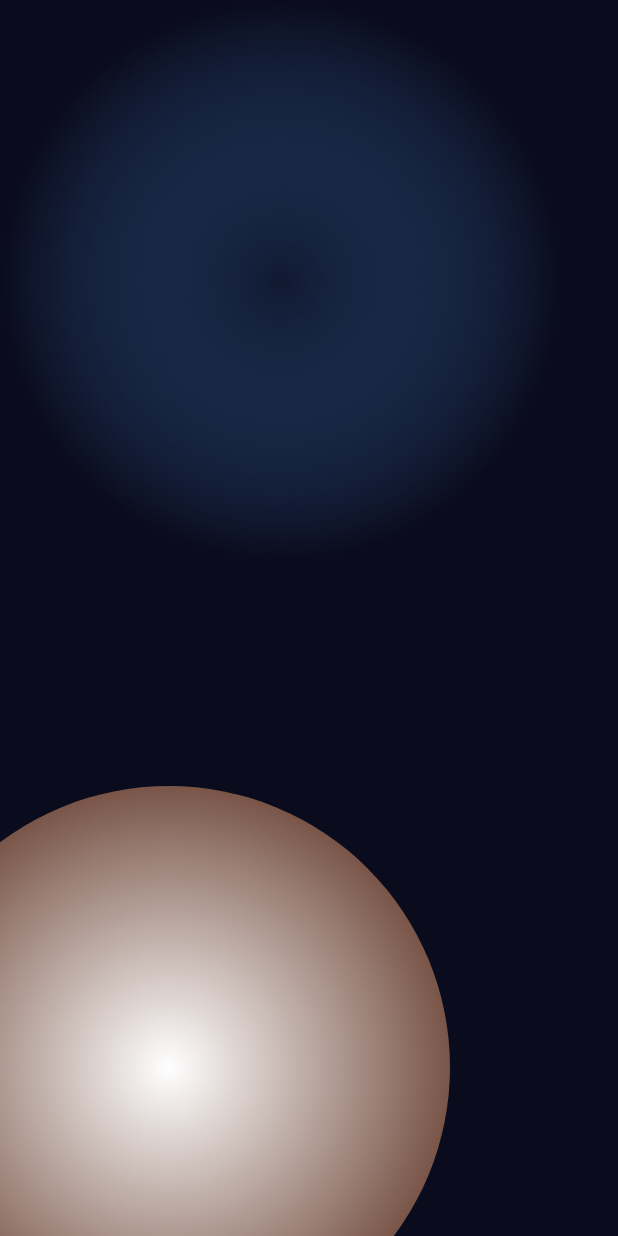
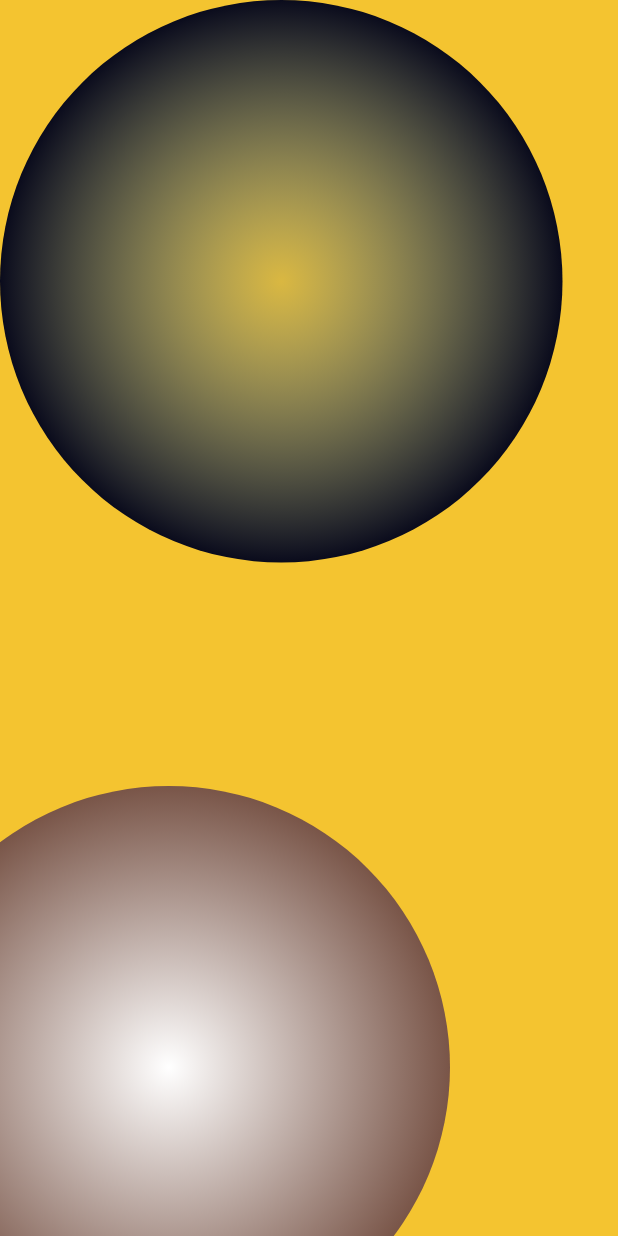
Before and after one commit to macdipu/Flutter-Clean-Architecture-Getx, a Flutter app: the CommonBackground screen opened directly, on a phone screen of 412 x 824 dp. Run offline on Flutter 3.47's test engine with Material 3 defaults, Android fonts, the phone set to English and light mode, and no system bars; our stand-ins replace dartz, dio, equatable, flutter_dotenv, flutter_secure_storage, flutter_svg and 4 more; accounts and stored records are empty.

Commit message:
Refactor theme color management to use AdaptiveColor and AppColors for improved maintainability and adaptive support

```diff
--- a/lib/core/presentation/theme/color_schemes.dart
+++ b/lib/core/presentation/theme/color_schemes.dart
@@ -1,144 +1,401 @@
 import 'package:flutter/material.dart';
 
-/// App Color Constants for Light and Dark Themes
-class AppColorConstants {
-  // Singleton instance
-  static final AppColorConstants _instance = AppColorConstants._internal();
+// =========================================================
+// ADAPTIVE COLOR CLASS
+// =========================================================
 
-  // Factory constructor returns the same instance
-  factory AppColorConstants() => _instance;
+class AdaptiveColor {
+  final Color light;
+  final Color dark;
 
-  // Private constructor
-  AppColorConstants._internal();
+  const AdaptiveColor({required this.light, required this.dark});
 
-  // Getter for singleton instance
-  static AppColorConstants get instance => _instance;
+  Color resolve(BuildContext context) {
+    final isDark = Theme.of(context).brightness == Brightness.dark;
+    return isDark ? dark : light;
+  }
 
-  // ===== LIGHT THEME COLORS =====
+  // Convenience method for cleaner syntax
+  Color call(BuildContext context) => resolve(context);
 
-  // Primary Colors
-  static const Color lightPrimary = Color(0xFFE6BD4E);
-  static const Color lightOnPrimary = Color(0xFFFFFFFF);
-  static const Color lightPrimaryContainer = Color(0xFFFBF4E2);
-  static const Color lightOnPrimaryContainer = Color(0xFF0A0B1C);
+  // Add opacity support
+  AdaptiveColor withOpacity(double opacity) {
+    return AdaptiveColor(
+      light: light.withOpacity(opacity),
+      dark: dark.withOpacity(opacity),
+    );
+  }
+}
 
-  // Secondary Colors
-  static const Color lightSecondary = Color(0xFF0A0B1C);
-  static const Color lightOnSecondary = Color(0xFFFFFFFF);
-  static const Color lightSecondaryContainer = Color(0xFFEAECF0);
-  static const Color lightOnSecondaryContainer = Color(0xFF121212);
+// =========================================================
+// APP COLORS - ORGANIZED & MAINTAINABLE
+// =========================================================
 
-  // Tertiary Colors
-  static const Color lightTertiary = Color(0xFF3771C8);
-  static const Color lightOnTertiary = Color(0xFFFFFFFF);
-  static const Color lightTertiaryContainer = Color(0xFFEEF6FB);
-  static const Color lightOnTertiaryContainer = Color(0xFF080D21);
+class AppColors {
+  AppColors._(); // Private constructor to prevent instantiation
 
-  // Error Colors
-  static const Color lightError = Color(0xFFDC3044);
-  static const Color lightOnError = Color(0xFFFFFFFF);
-  static const Color lightErrorContainer = Color(0xFFF9EDEC);
-  static const Color lightOnErrorContainer = Color(0xFFBF392B);
+  // =========================================================
+  // BRAND COLORS
+  // =========================================================
 
-  // Surface Colors
-  static const Color lightSurface = Color(0xFFFFFFFF);
-  static const Color lightOnSurface = Color(0xFF121212);
-  static const Color lightSurfaceContainerHighest = Color(0xFFF4F5F7);
-  static const Color lightOnSurfaceVariant = Color(0xFF4A4A4A);
+  static const Color brandPrimary = Color(0xFF0A1A2F);
+  static const Color brandSecondary = Color(0xFFF4C430);
+  static const Color brandAccent = Color(0xFFF2633B);
+  static const Color brandGreen = Color(0xFF1FA45D);
+  static const Color brandGray = Color(0xFFE6E8EC);
 
-  // Background Colors
-  static const Color lightBackground = Color(0xFFFBFBFB);
-  static const Color lightOnBackground = Color(0xFF121212);
+  // =========================================================
+  // MATERIAL 3 SYSTEM COLORS - ADAPTIVE
+  // =========================================================
 
-  // Outline Colors
-  static const Color lightOutline = Color(0xFFC9CCD2);
-  static const Color lightOutlineVariant = Color(0xFFEAECF0);
+  // Primary
+  static const primary = AdaptiveColor(
+    light: Color(0xFF0A1A2F),
+    dark: Color(0xFF8FA8C8),
+  );
 
-  // Shadow & Overlay
-  static const Color lightShadow = Color(0xFF000000);
-  static const Color lightScrim = Color(0xFF000000);
-  static const Color lightInverseSurface = Color(0xFF2F3137);
-  static const Color lightOnInverseSurface = Color(0xFFF4F4F4);
-  static const Color lightInversePrimary = Color(0xFFFAC242);
+  static const onPrimary = AdaptiveColor(
+    light: Colors.white,
+    dark: Colors.black,
+  );
 
-  // Divider & Border
-  static const Color lightDivider = Color(0xFFEAECF0);
-  static const Color lightBorder = Color(0xFFF4F4F4);
+  static const primaryContainer = AdaptiveColor(
+    light: Color(0xFF13263F),
+    dark: Color(0xFF0A1A2F),
+  );
 
-  // ===== DARK THEME COLORS =====
+  static const onPrimaryContainer = AdaptiveColor(
+    light: Colors.white,
+    dark: Colors.white,
+  );
 
-  // Primary Colors
-  static const Color darkPrimary = Color(0xFFFAC242);
-  static const Color darkOnPrimary = Color(0xFF3D2E00);
-  static const Color darkPrimaryContainer = Color(0xFF171204);
-  static const Color darkOnPrimaryContainer = Color(0xFFFBF4E2);
+  // Secondary
+  static const secondary = AdaptiveColor(
+    light: Color(0xFFF4C430),
+    dark: Color(0xFFFFD76A),
+  );
 
-  // Secondary Colors
-  static const Color darkSecondary = Color(0xFFE6BD4E);
-  static const Color darkOnSecondary = Color(0xFF000000);
-  static const Color darkSecondaryContainer = Color(0xFF2F3137);
-  static const Color darkOnSecondaryContainer = Color(0xFFEAECF0);
+  static const onSecondary = AdaptiveColor(
+    light: Color(0xFF332400),
+    dark: Colors.black,
+  );
 
-  // Tertiary Colors
-  static const Color darkTertiary = Color(0xFF95BEF9);
-  static const Color darkOnTertiary = Color(0xFF080D21);
-  static const Color darkTertiaryContainer = Color(0xFF17254D);
-  static const Color darkOnTertiaryContainer = Color(0xFFEEF6FB);
+  static const secondaryContainer = AdaptiveColor(
+    light: Color(0xFFFFF4CC),
+    dark: Color(0xFF4A3A00),
+  );
 
-  // Error Colors
-  static const Color darkError = Color(0xFFEF655A);
-  static const Color darkOnError = Color(0xFF000000);
-  static const Color darkErrorContainer = Color(0xFFBF392B);
-  static const Color darkOnErrorContainer = Color(0xFFF9EDEC);
+  static const onSecondaryContainer = AdaptiveColor(
+    light: Color(0xFF2D1F00),
+    dark: Color(0xFFFFF4CC),
+  );
 
-  // Surface Colors
-  static const Color darkSurface = Color(0xFF0F1117);
-  static const Color darkOnSurface = Color(0xFFFFFFFF);
-  static const Color darkSurfaceContainerHighest = Color(0xFF2F3137);
-  static const Color darkOnSurfaceVariant = Color(0xFFCAD6E3);
+  // Tertiary (Accent)
+  static const tertiary = AdaptiveColor(
+    light: Color(0xFFF2633B),
+    dark: Color(0xFFFF9D7F),
+  );
 
-  // Background Colors
-  static const Color darkBackground = Color(0xFF06091B);
-  static const Color darkOnBackground = Color(0xFFFFFFFF);
+  static const onTertiary = AdaptiveColor(
+    light: Colors.white,
+    dark: Colors.black,
+  );
 
-  // Outline Colors
-  static const Color darkOutline = Color(0xFF535A73);
-  static const Color darkOutlineVariant = Color(0xFF404040);
+  static const tertiaryContainer = AdaptiveColor(
+    light: Color(0xFFFFE7DF),
+    dark: Color(0xFF661F0F),
+  );
 
-  // Shadow & Overlay
-  static const Color darkShadow = Color(0xFF000000);
-  static const Color darkScrim = Color(0xFF000000);
-  static const Color darkInverseSurface = Color(0xFFEAECF0);
-  static const Color darkOnInverseSurface = Color(0xFF121212);
-  static const Color darkInversePrimary = Color(0xFFE6BD4E);
+  static const onTertiaryContainer = AdaptiveColor(
+    light: Color(0xFF3F0C00),
+    dark: Color(0xFFFFE7DF),
+  );
 
-  // Divider & Border
-  static const Color darkDivider = Color(0xFF404040);
-  static const Color darkBorder = Color(0xFF2F3137);
+  // Error
+  static const error = AdaptiveColor(
+    light: Color(0xFFE63946),
+    dark: Color(0xFFF2B8B5),
+  );
 
-  // ===== CUSTOM SEMANTIC COLORS =====
+  static const onError = AdaptiveColor(
+    light: Colors.white,
+    dark: Color(0xFF601410),
+  );
 
-  // Success - Light
-  static const Color lightSuccess = Color(0xFF39B54A);
-  static const Color lightOnSuccess = Color(0xFFFFFFFF);
-  static const Color lightSuccessContainer = Color(0xFFECF9ED);
-  static const Color lightOnSuccessContainer = Color(0xFF126836);
+  static const errorContainer = AdaptiveColor(
+    light: Color(0xFFFFDAD6),
+    dark: Color(0xFF8C1D18),
+  );
 
-  // Success - Dark
-  static const Color darkSuccess = Color(0xFF8FE59B);
-  static const Color darkOnSuccess = Color(0xFF000000);
-  static const Color darkSuccessContainer = Color(0xFF126836);
-  static const Color darkOnSuccessContainer = Color(0xFFECF9ED);
+  static const onErrorContainer = AdaptiveColor(
+    light: Color(0xFF410002),
+    dark: Color(0xFFFFDAD6),
+  );
 
-  // Warning - Light
-  static const Color lightWarning = Color(0xFFEEB50B);
-  static const Color lightOnWarning = Color(0xFF000000);
-  static const Color lightWarningContainer = Color(0xFFFFF9E5);
-  static const Color lightOnWarningContainer = Color(0xFF3D2E00);
+  // Surface
+  static const surface = AdaptiveColor(
+    light: Colors.white,
+    dark: Color(0xFF0F131A),
+  );
 
-  // Warning - Dark
-  static const Color darkWarning = Color(0xFFEDA109);
-  static const Color darkOnWarning = Color(0xFF000000);
-  static const Color darkWarningContainer = Color(0xFF5C4600);
-  static const Color darkOnWarningContainer = Color(0xFFFFF9E5);
+  static const onSurface = AdaptiveColor(
+    light: Color(0xFF1A1A1A),
+    dark: Colors.white,
+  );
+
+  static const surfaceVariant = AdaptiveColor(
+    light: Color(0xFFE6E8EC),
+    dark: Color(0xFF2C2F36),
+  );
+
+  static const onSurfaceVariant = AdaptiveColor(
+    light: Color(0xFF4A4A4A),
+    dark: Color(0xFFCAD6E3),
+  );
+
+  static const surfaceContainerHighest = AdaptiveColor(
+    light: Color(0xFFF4F5F7),
+    dark: Color(0xFF2F3137),
+  );
+
+  // Background
+  static const background = AdaptiveColor(
+    light: Color(0xFFFAFAFA),
+    dark: Color(0xFF050A14),
+  );
+
+  static const onBackground = AdaptiveColor(
+    light: Color(0xFF0A1A2F),
+    dark: Colors.white,
+  );
+
+  // Outlines
+  static const outline = AdaptiveColor(
+    light: Color(0xFFC7C9CC),
+    dark: Color(0xFF5A5F6A),
+  );
+
+  static const outlineVariant = AdaptiveColor(
+    light: Color(0xFFEAECF0),
+    dark: Color(0xFF404040),
+  );
+
+  // Shadow & Scrim
+  static const shadow = AdaptiveColor(
+    light: Colors.black,
+    dark: Colors.black,
+  );
+
+  static const scrim = AdaptiveColor(
+    light: Colors.black,
+    dark: Colors.black,
+  );
+
+  // Inverse
+  static const inverseSurface = AdaptiveColor(
+    light: Color(0xFF2F3137),
+    dark: Color(0xFFE6E8EC),
+  );
+
+  static const onInverseSurface = AdaptiveColor(
+    light: Color(0xFFF4F4F4),
+    dark: Color(0xFF121212),
+  );
+
+  static const inversePrimary = AdaptiveColor(
+    light: Color(0xFFF4C430),
+    dark: Color(0xFFF4C430),
+  );
+
+  // =========================================================
+  // SEMANTIC COLORS - ADAPTIVE
+  // =========================================================
+
+  static const success = AdaptiveColor(
+    light: Color(0xFF1FA45D),
+    dark: Color(0xFF34D399),
+  );
+
+  static const onSuccess = AdaptiveColor(
+    light: Colors.white,
+    dark: Colors.black,
+  );
+
+  static const warning = AdaptiveColor(
+    light: Color(0xFFF4C430),
+    dark: Color(0xFFFBBF24),
+  );
+
+  static const onWarning = AdaptiveColor(
+    light: Colors.black,
+    dark: Colors.black,
+  );
+
+  static const info = AdaptiveColor(
+    light: Color(0xFF3B82F6),
+    dark: Color(0xFF60A5FA),
+  );
+
+  static const onInfo = AdaptiveColor(
+    light: Colors.white,
+    dark: Colors.black,
+  );
+
+  // =========================================================
+  // COMMON UI COLORS - ADAPTIVE
+  // =========================================================
+
+  static const red = AdaptiveColor(
+    light: Color(0xFFEF4444),
+    dark: Color(0xFFF87171),
+  );
+
+  static const orange = AdaptiveColor(
+    light: Color(0xFFF97316),
+    dark: Color(0xFFFB923C),
+  );
+
+  static const yellow = AdaptiveColor(
+    light: Color(0xFFEAB308),
+    dark: Color(0xFFFACC15),
+  );
+
+  static const green = AdaptiveColor(
+    light: Color(0xFF22C55E),
+    dark: Color(0xFF4ADE80),
+  );
+
+  static const blue = AdaptiveColor(
+    light: Color(0xFF3B82F6),
+    dark: Color(0xFF60A5FA),
+  );
+
+  static const purple = AdaptiveColor(
+    light: Color(0xFF9333EA),
+    dark: Color(0xFFA78BFA),
+  );
+
+  static const pink = AdaptiveColor(
+    light: Color(0xFFEC4899),
+    dark: Color(0xFFF472B6),
+  );
+
+  static const cyan = AdaptiveColor(
+    light: Color(0xFF06B6D4),
+    dark: Color(0xFF22D3EE),
+  );
+
+  static const indigo = AdaptiveColor(
+    light: Color(0xFF6366F1),
+    dark: Color(0xFF818CF8),
+  );
+
+  static const emerald = AdaptiveColor(
+    light: Color(0xFF10B981),
+    dark: Color(0xFF34D399),
+  );
+
+  // =========================================================
+  // TEXT COLORS - ADAPTIVE
+  // =========================================================
+
+  static const text = AdaptiveColor(
+    light: Color(0xFF0A1A2F),
+    dark: Colors.white,
+  );
+
+  static const textSecondary = AdaptiveColor(
+    light: Color(0xFF4A4A4A),
+    dark: Color(0xFFCAD6E3),
+  );
+
+  static const textTertiary = AdaptiveColor(
+    light: Color(0xFF9CA3AF),
+    dark: Color(0xFF6B7280),
+  );
+
+  static const textDisabled = AdaptiveColor(
+    light: Color(0xFFD1D5DB),
+    dark: Color(0xFF4B5563),
+  );
+
+  // =========================================================
+  // BORDER & DIVIDER COLORS - ADAPTIVE
+  // =========================================================
+
+  static const border = AdaptiveColor(
+    light: Color(0xFFEFEFEF),
+    dark: Color(0xFF2F3137),
+  );
+
+  static const divider = AdaptiveColor(
+    light: Color(0xFFE6E8EC),
+    dark: Color(0xFF3A3D45),
+  );
+
+  // =========================================================
+  // SPECIAL PURPOSE COLORS
+  // =========================================================
+
+  // Complaint/Report specific colors
+  static const complaint = AdaptiveColor(
+    light: Color(0xFFEF4444),
+    dark: Color(0xFFDC2626),
+  );
+
+  static const complaintBackground = AdaptiveColor(
+    light: Color(0xFFFFEEF0),
+    dark: Color(0xFF2D1517),
+  );
+
+  // Hero gradients
+  static const heroGradientStart = AdaptiveColor(
+    light: Color(0xFF0A1A2F),
+    dark: Color(0xFF051029),
+  );
+
+  static const heroGradientEnd = AdaptiveColor(
+    light: Color(0xFF13263F),
+    dark: Color(0xFF0F1B3A),
+  );
+
+  // =========================================================
+  // STATIC GRADIENT COLORS (for complex gradients)
+  // =========================================================
+
+  static const Color cyan50 = Color(0xFFECFEFF);
+  static const Color blue50 = Color(0xFFEFF6FF);
+  static const Color cyan500 = Color(0xFF06B6D4);
+  static const Color cyan600 = Color(0xFF0891B2);
+  static const Color blue500 = Color(0xFF3B82F6);
+  static const Color blue600 = Color(0xFF2563EB);
+  static const Color emerald500 = Color(0xFF10B981);
+  static const Color emerald600 = Color(0xFF059669);
+  static const Color green500 = Color(0xFF22C55E);
+  static const Color green600 = Color(0xFF16A34A);
+  static const Color purple500 = Color(0xFF9333EA);
+  static const Color purple600 = Color(0xFF7C3AED);
+  static const Color pink500 = Color(0xFFEC4899);
+  static const Color pink600 = Color(0xFFDB2777);
+
+  // With alpha
+  static const Color cyan500Alpha30 = Color(0x4D06B6D4);
+  static const Color blue600Alpha30 = Color(0x4D2563EB);
+  static const Color purple500Alpha30 = Color(0x4D9333EA);
+  static const Color pink500Alpha30 = Color(0x4DEC4899);
+  static const Color complaint50 = Color(0xFFFFEEF0);
+  static const Color complaint500 = Color(0xFFEF4444);
+  static const Color complaint600 = Color(0xFFDC2626);
+  static const Color complaint500Alpha20 = Color(0x33EF4444);
+  static const Color complaint500Alpha30 = Color(0x4DEF4444);
+  static const Color darkHeroStart = Color(0xFF051029);
+  static const Color darkHeroEnd = Color(0xFF0F1B3A);
+
+  // Additional static colors for themes
+  static const Color lightTertiaryContainer = Color(0xFFFFE7DF);
+  static const Color darkTertiaryContainer = Color(0xFF661F0F);
+  static const Color darkErrorContainer = Color(0xFF8C1D18);
+  static const Color darkSurface = Color(0xFF0F131A);
+  static const Color darkBackground = Color(0xFF050A14);
+  static const Color indigo500 = Color(0xFF6366F1);
 }
```
Also changed, not shown: lib/core/presentation/theme/app_theme.dart (+69 -67 lines).
